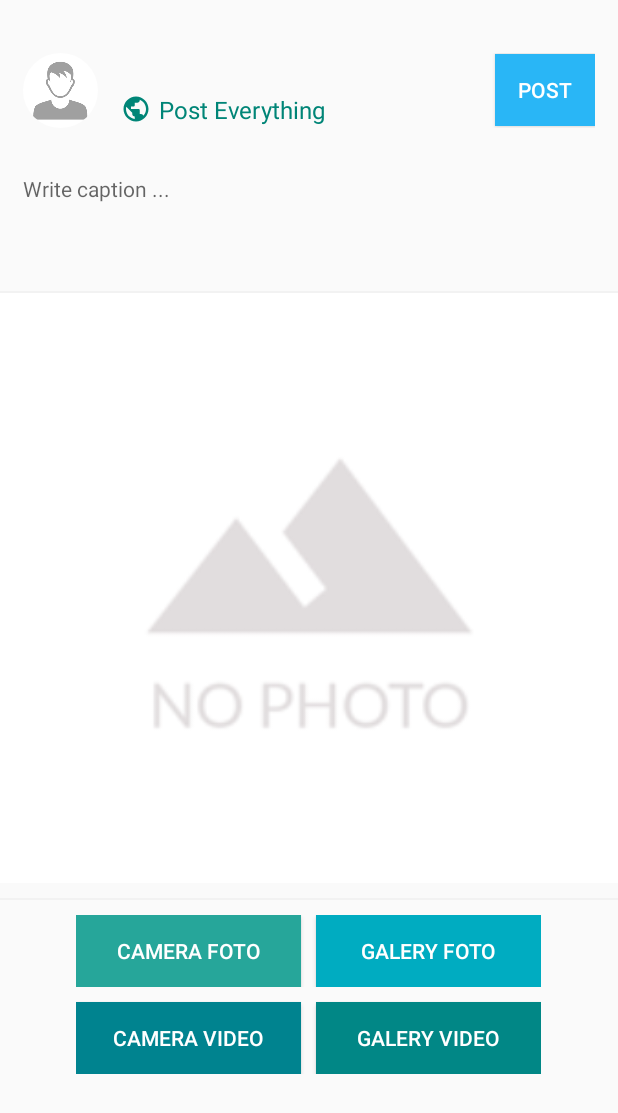
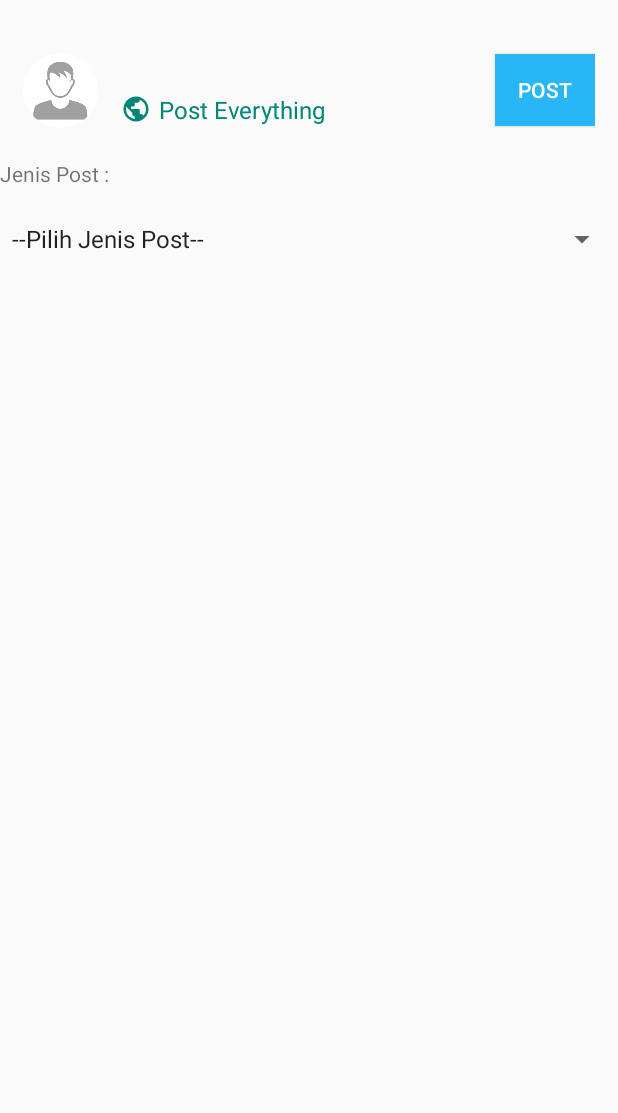
Before and after one commit to leonferdian/i-love-padma-apk, an Android app: the add_post_everything screen opened directly, with no data from a screen before it, on a phone screen of 412 x 824 dp. Shown: the top 1113 px of the screen. Run offline under Robolectric (Android 15) with nearby library versions, the phone set to English and light mode, and no system bars; our stand-ins replace Picasso, Volley; libraries missing offline, so code that uses them is left out: com.mikhaellopez.circularimageview, com.theartofdev.edmodo; plain views replace CircularImageView; network calls fail; pictures from the network do not load; 2 statements that could not run were skipped.

Commit message:
update Add Post Everything + version 1.22

```diff
--- a/app/build.gradle
+++ b/app/build.gradle
@@ -9,8 +9,8 @@ android {
         applicationId "com.project45.ilovepadma"
         minSdkVersion 21
         targetSdkVersion 31
-        versionCode 21
-        versionName "ILV1.21"
+        versionCode 22
+        versionName "ILV1.22"
 
         testInstrumentationRunner "androidx.test.runner.AndroidJUnitRunner"
     }
--- a/app/src/main/AndroidManifest.xml
+++ b/app/src/main/AndroidManifest.xml
@@ -40,8 +40,8 @@
         android:supportsRtl="true"
         android:theme="@style/Theme.ILovePadma"
         android:usesCleartextTraffic="true"
-        android:versionCode="21"
-        android:versionName="ILV1.21">
+        android:versionCode="22"
+        android:versionName="ILV1.22">
         <activity
             android:name="com.theartofdev.edmodo.cropper.CropImageActivity"
             android:theme="@style/Base.Theme.AppCompat" />
--- a/app/src/main/res/layout/add_post_everything.xml
+++ b/app/src/main/res/layout/add_post_everything.xml
@@ -103,6 +103,52 @@
                 android:elevation="60dp"
                 android:orientation="vertical">
 
+                <TextView android:text="Jenis Post :"
+                    android:layout_marginTop="5dp"
+                    android:layout_width="fill_parent"
+                    android:layout_height="wrap_content" />
+
+                <Spinner
+                    android:id="@+id/spinner_jenis_post"
+                    android:layout_width="fill_parent"
+                    android:layout_height="wrap_content"
+                    android:layout_marginTop="10dp"
+                    android:drawSelectorOnTop="true"
+                    android:entries="@array/slc_post_eveything"
+                    android:minHeight="48dp" />
+
+            </LinearLayout>
+
+            <LinearLayout
+                android:id="@+id/id_layout_pertanyaan"
+                android:layout_width="match_parent"
+                android:layout_height="wrap_content"
+                android:layout_weight="1"
+                android:elevation="60dp"
+                android:orientation="vertical">
+
+                <TableLayout
+                    android:id="@+id/table_pertanyaan"
+                    android:layout_width="match_parent"
+                    android:layout_height="match_parent"
+                    android:layout_marginLeft="5dp"
+                    android:layout_marginRight="5dp"
+                    android:layout_marginTop="5dp"
+                    android:gravity="top"
+                    android:stretchColumns="1,2,3">
+                </TableLayout>
+
+            </LinearLayout>
+
+            <LinearLayout
+                android:id="@+id/id_layout_caption_media_post_everything"
+                android:layout_width="match_parent"
+                android:layout_height="wrap_content"
+                android:layout_weight="1"
+                android:elevation="60dp"
+                android:orientation="vertical"
+                android:visibility="gone">
+
                 <EditText
                     android:id="@+id/txt_post"
                     android:layout_width="match_parent"
--- a/app/src/main/res/layout/card_cust_service2.xml
+++ b/app/src/main/res/layout/card_cust_service2.xml
@@ -54,11 +54,11 @@
                     android:id="@+id/text_1"
                     android:layout_width="wrap_content"
                     android:layout_height="wrap_content"
+                    android:maxLength="22"
                     android:text="From"
                     android:textColor="#676464"
-                    android:visibility="visible"
-                    android:maxLength="22"
-                    android:textStyle="bold"/>
+                    android:textStyle="bold"
+                    android:visibility="visible" />
 
                 <TextView
                     android:id="@+id/text_2"
--- a/app/src/main/res/values/strings.xml
+++ b/app/src/main/res/values/strings.xml
@@ -184,6 +184,19 @@
         <item>WHOLESALER</item>
     </string-array>
 
+    <string-array name="slc_post_eveything">
+        <item>--Pilih Jenis Post--</item>
+        <item>Briefing Pagi</item>
+        <item>Briefing Sore</item>
+        <item>Visit Outlet (outlet RO)</item>
+        <item>Meeting</item>
+        <item>Sidak / Audit</item>
+        <item>Prospecting &amp; Dealing Outlet</item>
+        <item>Branding</item>
+        <item>Event</item>
+        <item>Other</item>
+    </string-array>
+
     <string name="google_maps_key">AIzaSyBtX8Zci5VlzaielTuX_0Y9t-8rhKL0An8</string>
 
 </resources>
```
Also changed, not shown: app/src/main/java/com/project45/ilovepadma/timeline/add_post_everything.java (+377 -6 lines).
